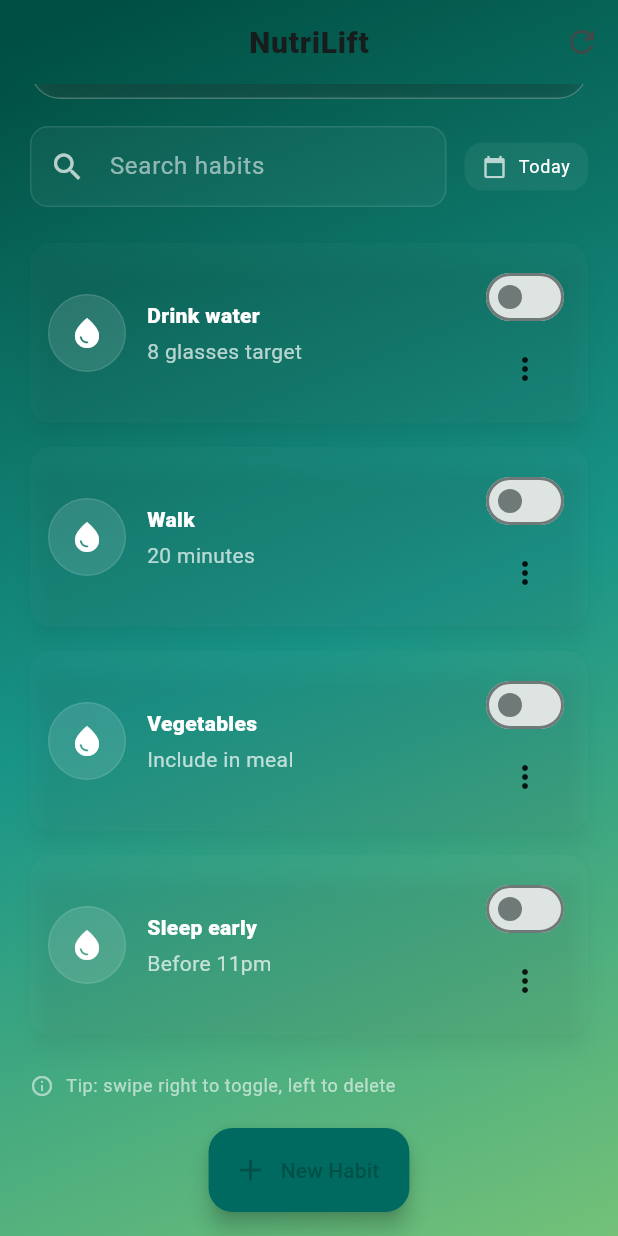
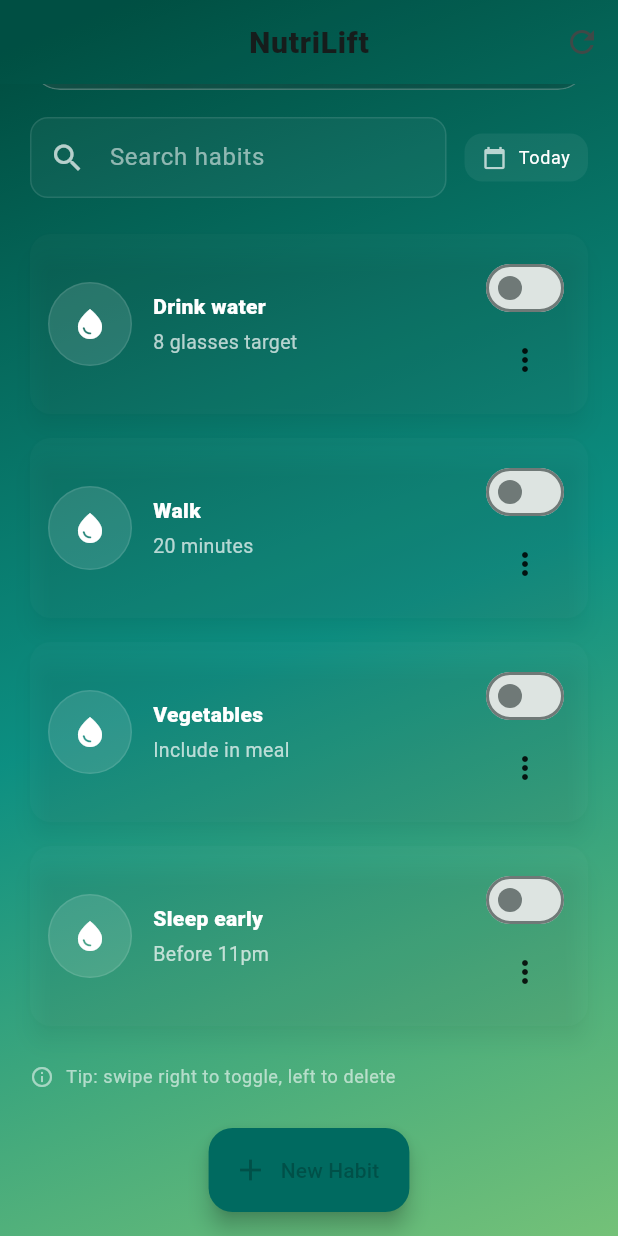
Before and after one commit to lujamanandhar/FYP, a Flutter app: the screen it shows after launch, scrolled down 183 dp, on a phone screen of 412 x 824 dp. Run offline on Flutter 3.47's test engine with Material 3 defaults, Android fonts, the phone set to English and light mode, and no system bars.

Commit message:
updated ui design with required class in main page

```diff
--- a/nutrilift/frontend/lib/main.dart
+++ b/nutrilift/frontend/lib/main.dart
@@ -18,7 +18,6 @@ class MyApp extends StatelessWidget {
       fontFamily: 'Roboto',
     );
 
-    // slightly enhanced text theme for a more modern look
     final textTheme = base.textTheme.copyWith(
       titleLarge: base.textTheme.titleLarge?.copyWith(fontSize: 20, fontWeight: FontWeight.w900),
       headlineSmall: base.textTheme.headlineSmall?.copyWith(fontSize: 26, fontWeight: FontWeight.w900),
@@ -59,19 +58,27 @@ class _MyHomePageState extends State<MyHomePage> with SingleTickerProviderStateM
     Habit('Sleep early', 'Before 11pm'),
   ];
 
-  // animation controller for subtle header animation
   late final AnimationController _animController;
+
+  final TextEditingController _searchController = TextEditingController();
+  String _search = '';
 
   @override
   void initState() {
     super.initState();
     _animController = AnimationController(vsync: this, duration: const Duration(seconds: 6))
       ..repeat(reverse: true);
+    _searchController.addListener(() {
+      setState(() {
+        _search = _searchController.text.trim().toLowerCase();
+      });
+    });
   }
 
   @override
   void dispose() {
     _animController.dispose();
+    _searchController.dispose();
     super.dispose();
   }
 
@@ -111,6 +118,7 @@ class _MyHomePageState extends State<MyHomePage> with SingleTickerProviderStateM
   }
 
   void _toggleHabit(int index) {
+    if (index < 0 || index >= _habits.length) return;
     setState(() {
       _habits[index].done = !_habits[index].done;
       _points += _habits[index].done ? 5 : -5;
@@ -127,6 +135,7 @@ class _MyHomePageState extends State<MyHomePage> with SingleTickerProviderStateM
   }
 
   void _deleteHabit(int index) {
+    if (index < 0 || index >= _habits.length) return;
     final removed = _habits[index];
     setState(() => _habits.removeAt(index));
     ScaffoldMessenger.of(context).removeCurrentSnackBar();
@@ -174,9 +183,16 @@ class _MyHomePageState extends State<MyHomePage> with SingleTickerProviderStateM
   Widget build(BuildContext context) {
     final theme = Theme.of(context);
     final primary = theme.colorScheme.primary;
-    // keep progress as percent of 100 for the circular indicator, but show level separately
     final progress = ((_points % 100) / 100).clamp(0.0, 1.0);
     final level = (_points ~/ 100).clamp(0, 99);
+
+    // filtered view
+    final visible = _habits.where((h) {
+      if (_search.isEmpty) return true;
+      final t = h.title.toLowerCase();
+      final s = h.subtitle.toLowerCase();
+      return t.contains(_search) || s.contains(_search);
+    }).toList();
 
     return Scaffold(
       extendBodyBehindAppBar: true,
@@ -191,7 +207,6 @@ class _MyHomePageState extends State<MyHomePage> with SingleTickerProviderStateM
       ),
       body: Stack(
         children: [
-          // animated layered gradient background
           AnimatedBuilder(
             animation: _animController,
             builder: (context, child) {
@@ -203,7 +218,7 @@ class _MyHomePageState extends State<MyHomePage> with SingleTickerProviderStateM
                     end: Alignment(1, 1),
                     colors: [
                       Colors.teal.shade900,
-                      Colors.teal.shade600.withOpacity(0.9),
+                      Colors.teal.shade600.withOpacity(0.95),
                       Colors.green.shade400.withOpacity(0.9),
                     ],
                   ),
@@ -211,7 +226,6 @@ class _MyHomePageState extends State<MyHomePage> with SingleTickerProviderStateM
               );
             },
           ),
-          // frosted content
           SafeArea(
             child: SingleChildScrollView(
               padding: const EdgeInsets.symmetric(horizontal: 20, vertical: 18),
@@ -220,18 +234,17 @@ class _MyHomePageState extends State<MyHomePage> with SingleTickerProviderStateM
                 child: Column(
                   crossAxisAlignment: CrossAxisAlignment.stretch,
                   children: [
-                    // improved header card with stronger glass effect, subtle elevation & rounded shape
                     ClipRRect(
                       borderRadius: BorderRadius.circular(20),
                       child: BackdropFilter(
                         filter: ImageFilter.blur(sigmaX: 10, sigmaY: 10),
                         child: Container(
-                          padding: const EdgeInsets.all(20),
+                          padding: const EdgeInsets.all(18),
                           decoration: BoxDecoration(
                             gradient: LinearGradient(
                               colors: [
-                                Colors.white.withOpacity(0.06),
-                                Colors.white.withOpacity(0.03),
+                                Colors.white.withOpacity(0.08),
+                                Colors.white.withOpacity(0.02),
                               ],
                               begin: Alignment.topLeft,
                               end: Alignment.bottomRight,
@@ -244,30 +257,27 @@ class _MyHomePageState extends State<MyHomePage> with SingleTickerProviderStateM
                           ),
                           child: Row(
                             children: [
-                              // circular progress with nicer ring and shadow
                               Container(
-                                width: 120,
-                                height: 120,
-                                padding: const EdgeInsets.all(6),
+                                width: 130,
+                                height: 130,
+                                padding: const EdgeInsets.all(8),
                                 decoration: BoxDecoration(
                                   shape: BoxShape.circle,
-                                  gradient: RadialGradient(
-                                    colors: [primary.withOpacity(0.3), Colors.transparent],
-                                  ),
-                                  boxShadow: [BoxShadow(color: Colors.black.withOpacity(0.3), blurRadius: 12, offset: const Offset(0, 6))],
+                                  gradient: RadialGradient(colors: [primary.withOpacity(0.35), Colors.transparent]),
+                                  boxShadow: [BoxShadow(color: Colors.black.withOpacity(0.3), blurRadius: 14, offset: const Offset(0, 6))],
                                 ),
                                 child: TweenAnimationBuilder<double>(
                                   tween: Tween<double>(begin: 0, end: progress),
-                                  duration: const Duration(milliseconds: 800),
+                                  duration: const Duration(milliseconds: 900),
                                   builder: (context, value, _) => Stack(
                                     alignment: Alignment.center,
                                     children: [
                                       SizedBox(
-                                        width: 108,
-                                        height: 108,
+                                        width: 114,
+                                        height: 114,
                                         child: CircularProgressIndicator(
                                           value: value,
-                                          strokeWidth: 10,
+                                          strokeWidth: 12,
                                           backgroundColor: Colors.white12,
                                           valueColor: AlwaysStoppedAnimation<Color>(primary),
                                         ),
@@ -302,7 +312,7 @@ class _MyHomePageState extends State<MyHomePage> with SingleTickerProviderStateM
                                     Text('Daily Progress', style: theme.textTheme.titleLarge?.copyWith(color: Colors.white, fontWeight: FontWeight.bold)),
                                     const SizedBox(height: 6),
                                     Text('Small habits — big impact. Keep the streak going!', style: theme.textTheme.bodyMedium?.copyWith(color: Colors.white70)),
-                                    const SizedBox(height: 14),
+                                    const SizedBox(height: 12),
                                     Row(
                                       children: [
                                         ElevatedButton.icon(
@@ -328,7 +338,6 @@ class _MyHomePageState extends State<MyHomePage> with SingleTickerProviderStateM
                                           ),
                                         ),
                                         const Spacer(),
-                                        // small level/streak chip
                                         Container(
                                           padding: const EdgeInsets.symmetric(horizontal: 10, vertical: 6),
                                           decoration: BoxDecoration(
@@ -355,7 +364,6 @@ class _MyHomePageState extends State<MyHomePage> with SingleTickerProviderStateM
                       ),
                     ),
                     const SizedBox(height: 18),
-                    // search + filter row with translucent input
                     Row(
                       children: [
                         Expanded(
@@ -366,6 +374,7 @@ class _MyHomePageState extends State<MyHomePage> with SingleTickerProviderStateM
                               border: Border.all(color: Colors.white10),
                             ),
                             child: TextField(
+                              controller: _searchController,
                               style: const TextStyle(color: Colors.white),
                               decoration: InputDecoration(
                                 prefixIcon: const Icon(Icons.search, color: Colors.white70),
@@ -373,10 +382,16 @@ class _MyHomePageState extends State<MyHomePage> with SingleTickerProviderStateM
                                 hintStyle: const TextStyle(color: Colors.white54),
                                 border: InputBorder.none,
                                 contentPadding: const EdgeInsets.symmetric(vertical: 14, horizontal: 12),
+                                suffixIcon: _search.isNotEmpty
+                                    ? IconButton(
+                                        icon: const Icon(Icons.clear, color: Colors.white70, size: 20),
+                                        onPressed: () {
+                                          _searchController.clear();
+                                        },
+                                      )
+                                    : null,
                               ),
-                              onChanged: (val) {
-                                // no-op placeholder
-                              },
+                              onChanged: (val) {},
                             ),
                           ),
                         ),
@@ -402,29 +417,58 @@ class _MyHomePageState extends State<MyHomePage> with SingleTickerProviderStateM
                       ],
                     ),
                     const SizedBox(height: 16),
-                    // improved habits list: each item as elevated card with subtle animation
                     Column(
-                      children: List.generate(_habits.length, (index) {
-                        final h = _habits[index];
-                        return Padding(
+                      children: List.generate(visible.length, (vIndex) {
+                        final h = visible[vIndex];
+                        final origIndex = _habits.indexOf(h);
+                        return TweenAnimationBuilder<double>(
+                          tween: Tween<double>(begin: 0, end: 1),
+                          duration: Duration(milliseconds: 350 + (vIndex * 40)),
+                          curve: Curves.easeOut,
+                          builder: (context, val, child) {
+                            return Opacity(
+                              opacity: val,
+                              child: Transform.translate(offset: Offset(0, (1 - val) * 8), child: child),
+                            );
+                          },
+                          child: Padding(
                             padding: const EdgeInsets.symmetric(vertical: 8),
                             child: Dismissible(
-                            key: ValueKey(h.title + h.subtitle + index.toString()),
+                              key: ValueKey(h.title + h.subtitle + origIndex.toString()),
                               background: Container(
                                 alignment: Alignment.centerLeft,
                                 padding: const EdgeInsets.only(left: 18),
+                                decoration: BoxDecoration(
                                   color: Colors.green.shade600,
-                              child: const Icon(Icons.check, color: Colors.white),
+                                  borderRadius: BorderRadius.circular(14),
+                                ),
+                                child: Row(
+                                  children: const [
+                                    Icon(Icons.check, color: Colors.white),
+                                    SizedBox(width: 8),
+                                    Text('Toggle done', style: TextStyle(color: Colors.white)),
+                                  ],
+                                ),
                               ),
                               secondaryBackground: Container(
                                 alignment: Alignment.centerRight,
                                 padding: const EdgeInsets.only(right: 18),
+                                decoration: BoxDecoration(
                                   color: Colors.red.shade600,
-                              child: const Icon(Icons.delete, color: Colors.white),
+                                  borderRadius: BorderRadius.circular(14),
+                                ),
+                                child: Row(
+                                  mainAxisAlignment: MainAxisAlignment.end,
+                                  children: const [
+                                    Icon(Icons.delete, color: Colors.white),
+                                    SizedBox(width: 8),
+                                    Text('Delete', style: TextStyle(color: Colors.white)),
+                                  ],
+                                ),
                               ),
                               confirmDismiss: (dir) async {
                                 if (dir == DismissDirection.startToEnd) {
-                                _toggleHabit(index);
+                                  _toggleHabit(origIndex);
                                   return false;
                                 } else {
                                   final confirm = await showDialog<bool>(
@@ -441,23 +485,57 @@ class _MyHomePageState extends State<MyHomePage> with SingleTickerProviderStateM
                                   return confirm == true;
                                 }
                               },
-                            onDismissed: (_) => _deleteHabit(index),
+                              onDismissed: (_) => _deleteHabit(origIndex),
                               child: Material(
-                              color: h.done ? Colors.white.withOpacity(0.03) : Colors.white.withOpacity(0.02),
+                                color: h.done ? Colors.white.withOpacity(0.04) : Colors.white.withOpacity(0.02),
                                 elevation: 6,
                                 shadowColor: Colors.black.withOpacity(0.25),
                                 borderRadius: BorderRadius.circular(14),
                                 child: InkWell(
                                   borderRadius: BorderRadius.circular(14),
-                                onTap: () => _toggleHabit(index),
+                                  onTap: () => _toggleHabit(origIndex),
+                                  onLongPress: () {
+                                    // quick edit on long press
+                                    final titleCtrl = TextEditingController(text: h.title);
+                                    final subCtrl = TextEditingController(text: h.subtitle);
+                                    showDialog<bool>(
+                                      context: context,
+                                      builder: (c) => AlertDialog(
+                                        title: const Text('Edit Habit'),
+                                        content: Column(
+                                          mainAxisSize: MainAxisSize.min,
+                                          children: [
+                                            TextField(controller: titleCtrl, decoration: const InputDecoration(labelText: 'Title')),
+                                            TextField(controller: subCtrl, decoration: const InputDecoration(labelText: 'Subtitle')),
+                                          ],
+                                        ),
+                                        actions: [
+                                          TextButton(onPressed: () => Navigator.pop(c, false), child: const Text('Cancel')),
+                                          ElevatedButton(
+                                            onPressed: () {
+                                              Navigator.pop(c, true);
+                                            },
+                                            child: const Text('Save'),
+                                          ),
+                                        ],
+                                      ),
+                                    ).then((ok) {
+                                      if (ok == true) {
+                                        setState(() {
+                                          h.title = titleCtrl.text.trim();
+                                          h.subtitle = subCtrl.text.trim();
+                                        });
+                                      }
+                                    });
+                                  },
                                   child: Container(
                                     padding: const EdgeInsets.symmetric(horizontal: 12, vertical: 12),
                                     child: Row(
                                       children: [
                                         AnimatedContainer(
                                           duration: const Duration(milliseconds: 300),
-                                        width: 52,
-                                        height: 52,
+                                          width: 56,
+                                          height: 56,
                                           decoration: BoxDecoration(
                                             shape: BoxShape.circle,
                                             gradient: h.done
@@ -475,22 +553,22 @@ class _MyHomePageState extends State<MyHomePage> with SingleTickerProviderStateM
                                             children: [
                                               Text(h.title, style: TextStyle(color: Colors.white, fontWeight: FontWeight.w800)),
                                               const SizedBox(height: 4),
-                                            Text(h.subtitle, style: TextStyle(color: Colors.white70)),
+                                              Text(h.subtitle, style: TextStyle(color: Colors.white70, fontSize: 13)),
                                             ],
                                           ),
                                         ),
                                         Column(
+                                          mainAxisSize: MainAxisSize.min,
                                           children: [
                                             Switch.adaptive(
                                               value: h.done,
-                                            onChanged: (_) => _toggleHabit(index),
+                                              onChanged: (_) => _toggleHabit(origIndex),
                                               activeColor: primary,
                                             ),
                                             PopupMenuButton<String>(
                                               color: Colors.grey.shade900,
                                               onSelected: (v) {
                                                 if (v == 'edit') {
-                                                // quick edit dialog
                                                   final titleCtrl = TextEditingController(text: h.title);
                                                   final subCtrl = TextEditingController(text: h.subtitle);
                                                   showDialog<bool>(
@@ -523,7 +601,7 @@ class _MyHomePageState extends State<MyHomePage> with SingleTickerProviderStateM
                                                     }
                                                   });
                                                 } else if (v == 'delete') {
-                                                _deleteHabit(index);
+                                                  _deleteHabit(origIndex);
                                                 }
                                               },
                                               itemBuilder: (context) => [
@@ -534,6 +612,7 @@ class _MyHomePageState extends State<MyHomePage> with SingleTickerProviderStateM
                                           ],
                                         )
                                       ],
+                                    ),
                                   ),
                                 ),
                               ),
```
Lines whose indentation alone changed are shown as unchanged.
